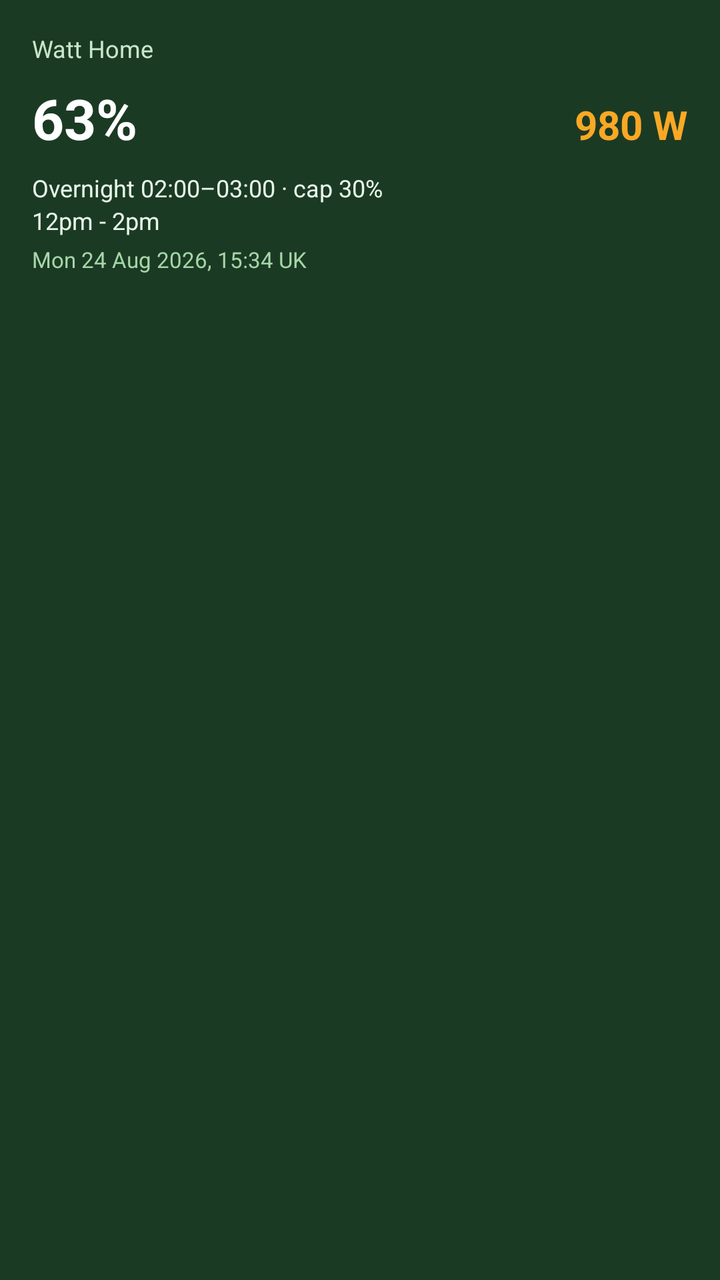
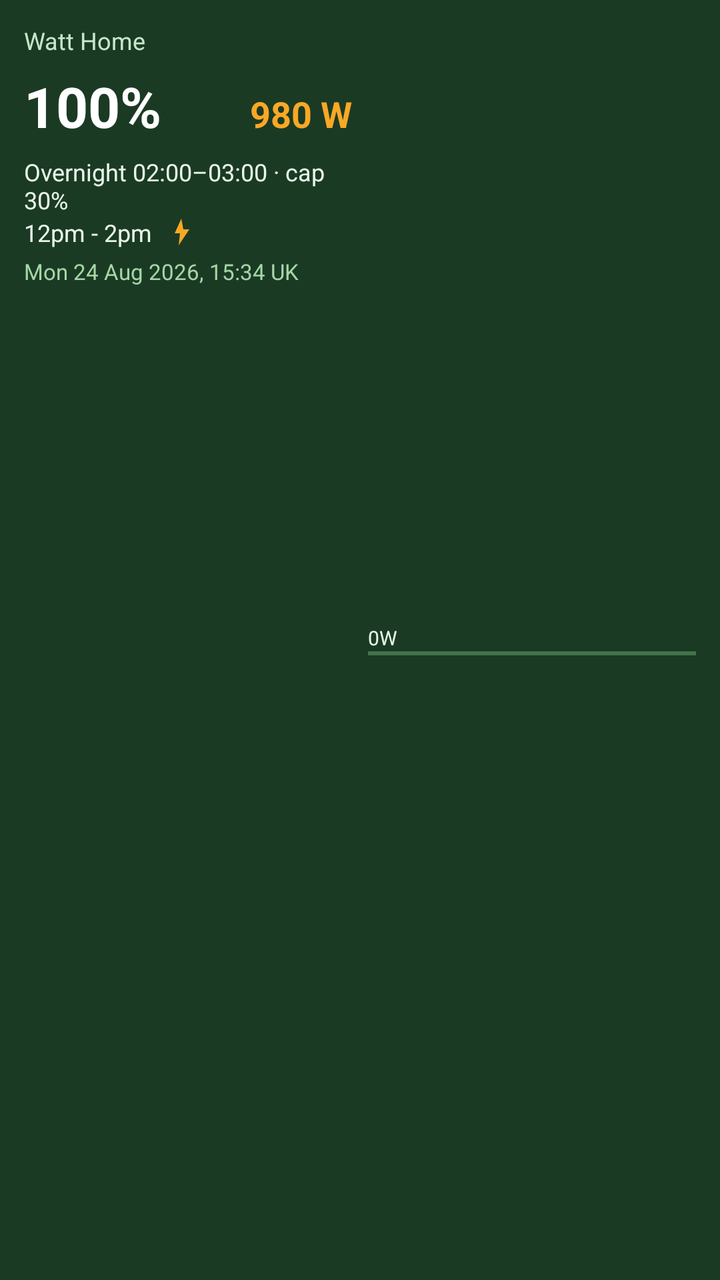

The first picture is an Android layout as it rendered before a commit; the second is the same layout after the commit. The layout source and the unified diff follow.
<!-- AndroidManifest.xml: application theme Theme.WattHome -->
<!-- res/layout/widget_preview.xml -->
<?xml version="1.0" encoding="utf-8"?>
<LinearLayout xmlns:android="http://schemas.android.com/apk/res/android"
    android:layout_width="match_parent"
    android:layout_height="match_parent"
    android:background="@color/green_dark"
    android:orientation="vertical"
    android:padding="16dp">

    <TextView
        android:layout_width="wrap_content"
        android:layout_height="wrap_content"
        android:text="Watt Home"
        android:textColor="#C8E6C9"
        android:textSize="12sp" />

    <LinearLayout
        android:layout_width="match_parent"
        android:layout_height="wrap_content"
        android:layout_marginTop="8dp"
        android:orientation="horizontal">

        <TextView
            android:layout_width="0dp"
            android:layout_height="wrap_content"
            android:layout_weight="1"
            android:text="63%"
            android:textColor="#FFFFFF"
            android:textSize="28sp"
            android:textStyle="bold" />

        <TextView
            android:layout_width="wrap_content"
            android:layout_height="wrap_content"
            android:text="980 W"
            android:textColor="#F9A825"
            android:textSize="20sp"
            android:textStyle="bold" />
    </LinearLayout>

    <TextView
        android:layout_width="wrap_content"
        android:layout_height="wrap_content"
        android:layout_marginTop="8dp"
        android:text="Overnight 02:00–03:00 · cap 30%"
        android:textColor="#E8F5E9"
        android:textSize="12sp" />

    <TextView
        android:layout_width="wrap_content"
        android:layout_height="wrap_content"
        android:maxLines="1"
        android:text="12pm - 2pm"
        android:textColor="#E8F5E9"
        android:textSize="12sp" />

    <TextView
        android:layout_width="wrap_content"
        android:layout_height="wrap_content"
        android:layout_marginTop="4dp"
        android:text="Mon 24 Aug 2026, 15:34 UK"
        android:textColor="#A5D6A7"
        android:textSize="11sp" />
</LinearLayout>
<!-- resources referenced by this layout -->
<resources>
  <color name="green_dark">#1B3A24</color>
  <style name="Theme.WattHome" parent="android:Theme.Material.Light.NoActionBar">
          <item name="android:statusBarColor">@color/green_dark</item>
          <item name="android:navigationBarColor">@color/green_dark</item>
          <item name="android:windowBackground">@color/green_dark</item>
      </style>
</resources>

<!-- the commit's change to res/layout/widget_preview.xml (unified diff, before → after) -->
@@ -3,61 +3,103 @@
     android:layout_width="match_parent"
     android:layout_height="match_parent"
     android:background="@color/green_dark"
-    android:orientation="vertical"
-    android:padding="16dp">
-
-    <TextView
-        android:layout_width="wrap_content"
-        android:layout_height="wrap_content"
-        android:text="Watt Home"
-        android:textColor="#C8E6C9"
-        android:textSize="12sp" />
+    android:orientation="horizontal"
+    android:padding="12dp">
 
     <LinearLayout
-        android:layout_width="match_parent"
-        android:layout_height="wrap_content"
-        android:layout_marginTop="8dp"
-        android:orientation="horizontal">
-
-        <TextView
-            android:layout_width="0dp"
-            android:layout_height="wrap_content"
-            android:layout_weight="1"
-            android:text="63%"
-            android:textColor="#FFFFFF"
-            android:textSize="28sp"
-            android:textStyle="bold" />
+        android:layout_width="0dp"
+        android:layout_height="match_parent"
+        android:layout_weight="1"
+        android:orientation="vertical">
 
         <TextView
             android:layout_width="wrap_content"
             android:layout_height="wrap_content"
-            android:text="980 W"
-            android:textColor="#F9A825"
-            android:textSize="20sp"
-            android:textStyle="bold" />
+            android:text="Watt Home"
+            android:textColor="#C8E6C9"
+            android:textSize="12sp" />
+
+        <LinearLayout
+            android:layout_width="match_parent"
+            android:layout_height="wrap_content"
+            android:layout_marginTop="6dp"
+            android:orientation="horizontal">
+
+            <TextView
+                android:layout_width="0dp"
+                android:layout_height="wrap_content"
+                android:layout_weight="1"
+                android:text="100%"
+                android:textColor="#FFFFFF"
+                android:textSize="28sp"
+                android:textStyle="bold" />
+
+            <TextView
+                android:layout_width="wrap_content"
+                android:layout_height="wrap_content"
+                android:text="980 W"
+                android:textColor="#F9A825"
+                android:textSize="18sp"
+                android:textStyle="bold" />
+        </LinearLayout>
+
+        <TextView
+            android:layout_width="wrap_content"
+            android:layout_height="wrap_content"
+            android:layout_marginTop="6dp"
+            android:text="Overnight 02:00–03:00 · cap 30%"
+            android:textColor="#E8F5E9"
+            android:textSize="12sp" />
+
+        <LinearLayout
+            android:layout_width="wrap_content"
+            android:layout_height="wrap_content"
+            android:gravity="center_vertical"
+            android:orientation="horizontal">
+
+            <TextView
+                android:layout_width="wrap_content"
+                android:layout_height="wrap_content"
+                android:maxLines="1"
+                android:text="12pm - 2pm"
+                android:textColor="#E8F5E9"
+                android:textSize="12sp" />
+
+            <ImageView
+                android:layout_width="16dp"
+                android:layout_height="16dp"
+                android:layout_marginStart="6dp"
+                android:contentDescription="@null"
+                android:src="@drawable/ic_power_up_badge" />
+        </LinearLayout>
+
+        <TextView
+            android:layout_width="wrap_content"
+            android:layout_height="wrap_content"
+            android:layout_marginTop="4dp"
+            android:text="Mon 24 Aug 2026, 15:34 UK"
+            android:textColor="#A5D6A7"
+            android:textSize="11sp" />
     </LinearLayout>
 
-    <TextView
-        android:layout_width="wrap_content"
-        android:layout_height="wrap_content"
-        android:layout_marginTop="8dp"
-        android:text="Overnight 02:00–03:00 · cap 30%"
-        android:textColor="#E8F5E9"
-        android:textSize="12sp" />
+    <LinearLayout
+        android:layout_width="0dp"
+        android:layout_height="match_parent"
+        android:layout_marginStart="8dp"
+        android:layout_weight="1"
+        android:gravity="center_vertical"
+        android:orientation="vertical">
 
-    <TextView
-        android:layout_width="wrap_content"
-        android:layout_height="wrap_content"
-        android:maxLines="1"
-        android:text="12pm - 2pm"
-        android:textColor="#E8F5E9"
-        android:textSize="12sp" />
+        <TextView
+            android:layout_width="wrap_content"
+            android:layout_height="wrap_content"
+            android:text="0W"
+            android:textColor="#E8F5E9"
+            android:textSize="10sp" />
 
-    <TextView
-        android:layout_width="wrap_content"
-        android:layout_height="wrap_content"
-        android:layout_marginTop="4dp"
-        android:text="Mon 24 Aug 2026, 15:34 UK"
-        android:textColor="#A5D6A7"
-        android:textSize="11sp" />
+        <View
+            android:layout_width="match_parent"
+            android:layout_height="2dp"
+            android:background="#6681C784" />
+    </LinearLayout>
 </LinearLayout>
<!-- resource entries referenced after the edit -->
@@ -1,6 +1,17 @@
 <!-- resources referenced by this layout -->
 <resources>
   <color name="green_dark">#1B3A24</color>
+  <!-- drawable ic_power_up_badge (drawable) -->
+  <?xml version="1.0" encoding="utf-8"?>
+  <vector xmlns:android="http://schemas.android.com/apk/res/android"
+      android:width="24dp"
+      android:height="24dp"
+      android:viewportWidth="24"
+      android:viewportHeight="24">
+      <path
+          android:fillColor="#F9A825"
+          android:pathData="M13,2 L8,13 h4 l-1,9 8,-12 h-4.5z" />
+  </vector>
   <style name="Theme.WattHome" parent="android:Theme.Material.Light.NoActionBar">
           <item name="android:statusBarColor">@color/green_dark</item>
           <item name="android:navigationBarColor">@color/green_dark</item>
